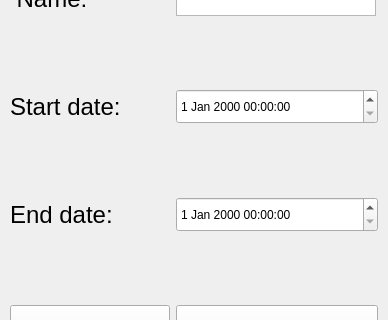
First picture: the form in Source/ui/edit_todo.ui, repository MakisEu/MyTodo, before the edit; both pictures show x 0 to 388 and y 96 to 416 of the 388 by 571 pixel window.
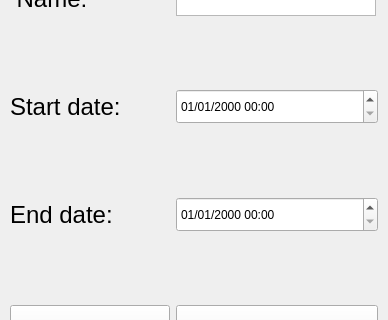
Second picture: the form after the edit.

Commit message: Added a database system, add todo functinality and history

```diff
--- a/Source/ui/edit_todo.ui
+++ b/Source/ui/edit_todo.ui
@@ -68,6 +68,9 @@
         <height>35</height>
        </size>
       </property>
+      <property name="displayFormat">
+       <string>dd/MM/yyyy hh:mm</string>
+      </property>
      </widget>
     </item>
     <item row="2" column="0">
@@ -99,6 +102,9 @@
         <height>35</height>
        </size>
       </property>
+      <property name="displayFormat">
+       <string>dd/MM/yyyy hh:mm</string>
+      </property>
      </widget>
     </item>
     <item row="3" column="0">
```
The commit also changes 23 other files.
